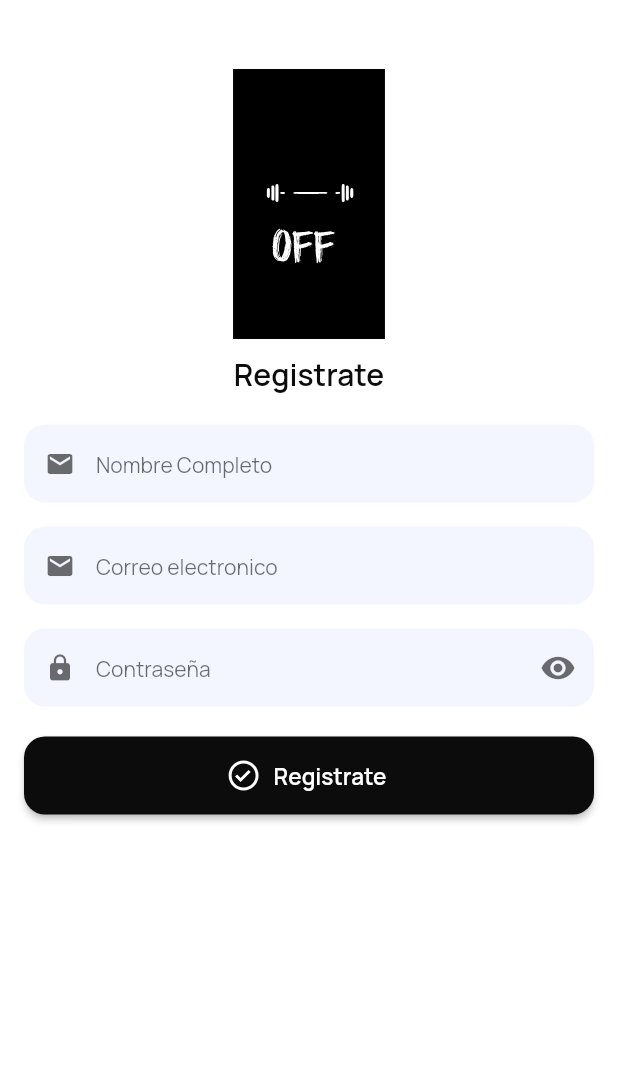
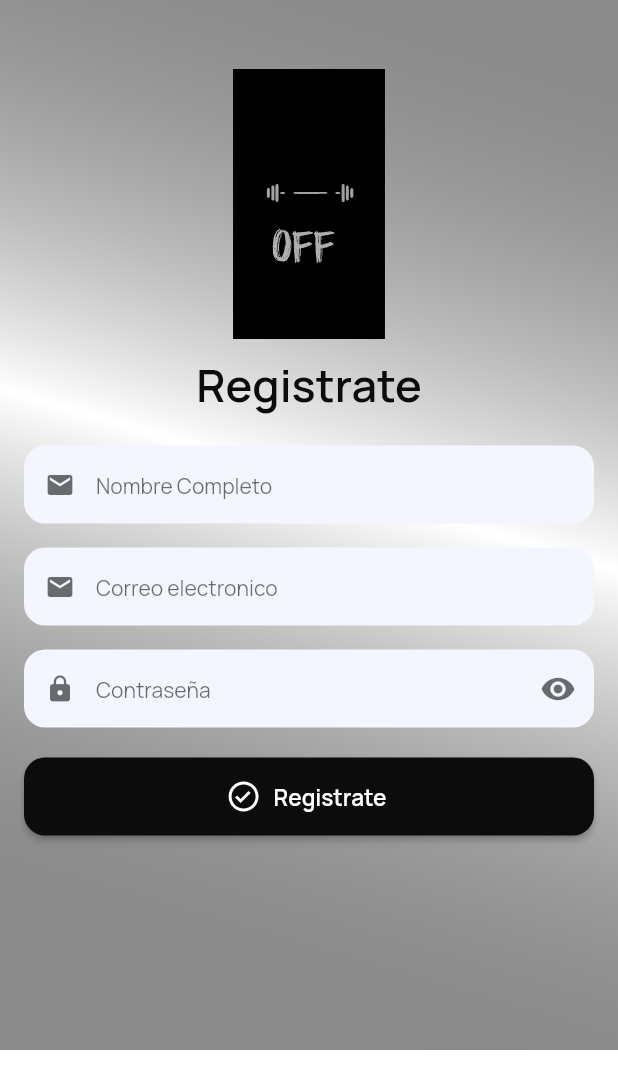
Before and after one commit to rexnike/bitacora, a Flutter app: the screen it shows after launch, after a tap on "Registrate", on a phone screen of 412 x 824 dp. Shown: the top 1089 px of the screen. Run offline on Flutter 3.47's test engine with Material 2 defaults, Android fonts, the phone set to English and light mode, and no system bars; our stand-ins replace cloud_firestore, firebase_auth, firebase_core, flutter_svg, google_fonts, google_sign_in; accounts and stored records are empty.

Commit message:
treinta y dos comit

```diff
--- a/lib/pages/home_page.dart
+++ b/lib/pages/home_page.dart
@@ -119,7 +119,6 @@ class HomePage extends StatelessWidget {
                       ),
                   IconButton(
                     onPressed: (){
-                      _googleSignIn.signOut();
                       Navigator.pushAndRemoveUntil(context, MaterialPageRoute(builder: (context)=>LoginPage()), (route) => false);
                     },
                     icon: Icon(Icons.exit_to_app, color: kBrandPrimaryColor,),
--- a/lib/pages/login_page.dart
+++ b/lib/pages/login_page.dart
@@ -11,7 +11,6 @@ import 'package:flutter/material.dart';
 import 'package:flutter_svg/flutter_svg.dart';
 import 'package:google_sign_in/google_sign_in.dart';
 
-import '../models/user_model.dart';
 import 'home_page.dart';
 
 class LoginPage extends StatefulWidget {
@@ -54,42 +53,6 @@ class _LoginPageState extends State<LoginPage> {
     }
   }
 
-  _loginWithGoogle()async{
-    GoogleSignInAccount? googleSignInAccount = await _googleSignIn.signIn();
-
-    if(googleSignInAccount == null){
-      return;
-    }
-
-    GoogleSignInAuthentication _googleSingInAuth = await googleSignInAccount.authentication;
-
-    OAuthCredential credential = GoogleAuthProvider.credential(
-      idToken: _googleSingInAuth.idToken,
-      accessToken: _googleSingInAuth.accessToken,
-    );
-
-    UserCredential userCredential = await FirebaseAuth.instance.signInWithCredential(credential);
-
-    if(userCredential.user != null){
-      UserModel userModel = UserModel(
-        fullName: userCredential.user!.displayName!,
-        email: userCredential.user!.email!,
-        );
-
-      userService.existUser(userCredential.user!.email!).then((value){
-        if(value){
-          userService.addUser(userModel).then((value) => {
-          if(value.isNotEmpty){
-            Navigator.pushAndRemoveUntil(context, MaterialPageRoute(builder: (context)=>HomePage()), (route) => false),
-          }
-        });
-        }else{
-            Navigator.pushAndRemoveUntil(context, MaterialPageRoute(builder: (context)=>HomePage()), (route) => false);
-        }
-      });
-    }
-}
-
   @override
   Widget build(BuildContext context) {
     return Scaffold(
@@ -99,20 +62,31 @@ class _LoginPageState extends State<LoginPage> {
           padding: const EdgeInsets.all(16.0),
           child: Form(
             key: formkey,
+
+            child: Container(
+              height: 700,
+              width: MediaQuery.of(context).size.width,
+              decoration: BoxDecoration(
+                image: DecorationImage(
+                  image: AssetImage("assets/images/fondo2.jpg"),
+                  fit: BoxFit.cover,
+                ),
+              ),
               child: Column(
                 children: [
 
-                divider30(),
+                  divider150(),
+                  /*
                   SvgPicture.asset('assets/images/uno.svg',
                   height: 180.0,
-                ),
+                  ),*/
 
                   divider10(),
                   Text("Inciar Sesion",
                   style: TextStyle(
-                  fontSize: 20.0,
+                    fontSize: 30.0,
                     fontWeight: FontWeight.w600,
-                  color: kBrandPrimaryColor,
+                    color: kBrandSecundatyColor,
                     ),
                   ),
 
@@ -139,24 +113,24 @@ class _LoginPageState extends State<LoginPage> {
                   ),
 
                   divider20(),
-                Text("O ingrese con su correo"),
+                  Text("O ingrese con su correo",
+                  style: TextStyle(
 
-                divider20(),
-                ButtomCustomWidget(
-                  text: "Iniciar Sesion con Google",
-                  icon: "google",
-                  color: Color(0xfff84b2a),
-                  onPressed: (){
-                    _loginWithGoogle();
-                  },
+                          color: kBrandSecundatyColor,
                     ),
+                  ),
+
 
                   divider20(),
                   Row(
                     mainAxisAlignment: MainAxisAlignment.center,
                     children: [
                       Text(
-                      "¿Aun no estas registrado?"
+                        "¿Aun no estas registrado?",
+                        style: TextStyle(
+
+                          color: kBrandSecundatyColor
+                        ),
                         ),
 
                   divider10width(),
@@ -166,8 +140,8 @@ class _LoginPageState extends State<LoginPage> {
                       },
                         child: Text("Registrate",
                         style: TextStyle(
-                        fontWeight: FontWeight.w600,
-                        color: kBrandPrimaryColor,
+                          fontWeight: FontWeight.w700,
+                          color: kBrandSecundatyColor,
                         ),
                           ),
                         ),
@@ -178,6 +152,7 @@ class _LoginPageState extends State<LoginPage> {
             ),
           ),
         ),
+      ),
     );
   }
 }
--- a/lib/pages/register_page.dart
+++ b/lib/pages/register_page.dart
@@ -63,11 +63,26 @@ class _RegisterPageState extends State<RegisterPage> {
     return Scaffold(
       backgroundColor: Colors.white,
       body: SingleChildScrollView(
+        child: Container(
+          height: 700,
+          decoration: BoxDecoration(
+            gradient: LinearGradient(
+              colors: [
+                Colors.black45,
+                Colors.white,
+                Colors.black45,
+
+              ],
+              begin: Alignment.topRight,
+              end: Alignment.bottomCenter,
+            ),
+          ),
           child: Padding(
             padding: const EdgeInsets.all(16.0),
             child: Form(
               key: keyForm,
               child: Column(
+
                 children: [
                   divider30(),
                   SvgPicture.asset('assets/images/register.svg',
@@ -77,7 +92,7 @@ class _RegisterPageState extends State<RegisterPage> {
                   divider10(),
                   Text("Registrate",
                   style: TextStyle(
-                  fontSize: 20.0,
+                    fontSize: 30.0,
                     fontWeight: FontWeight.w600,
                     color: kBrandPrimaryColor,
                     ),
@@ -118,6 +133,7 @@ class _RegisterPageState extends State<RegisterPage> {
             ),
           ),
         ),
+      ),
     );
   }
 }
--- a/lib/ui/widgets/general_widgets.dart
+++ b/lib/ui/widgets/general_widgets.dart
@@ -9,6 +9,7 @@ Widget divider10() => const SizedBox(height: 10);
 Widget divider20() => const SizedBox(height: 20);
 Widget divider30() => const SizedBox(height: 30);
 Widget divider40() => const SizedBox(height: 40);
+Widget divider150() => const SizedBox(height: 150);
 
 Widget divider3Width() => const SizedBox(width: 3);
 Widget divider6width() => const SizedBox(width: 6);
```
Also changed, not shown: assets/images/fondo1.jpg (added), assets/images/fondo2.jpg (added), assets/images/register1.jpeg (added). Lines whose indentation alone changed are shown as unchanged.
